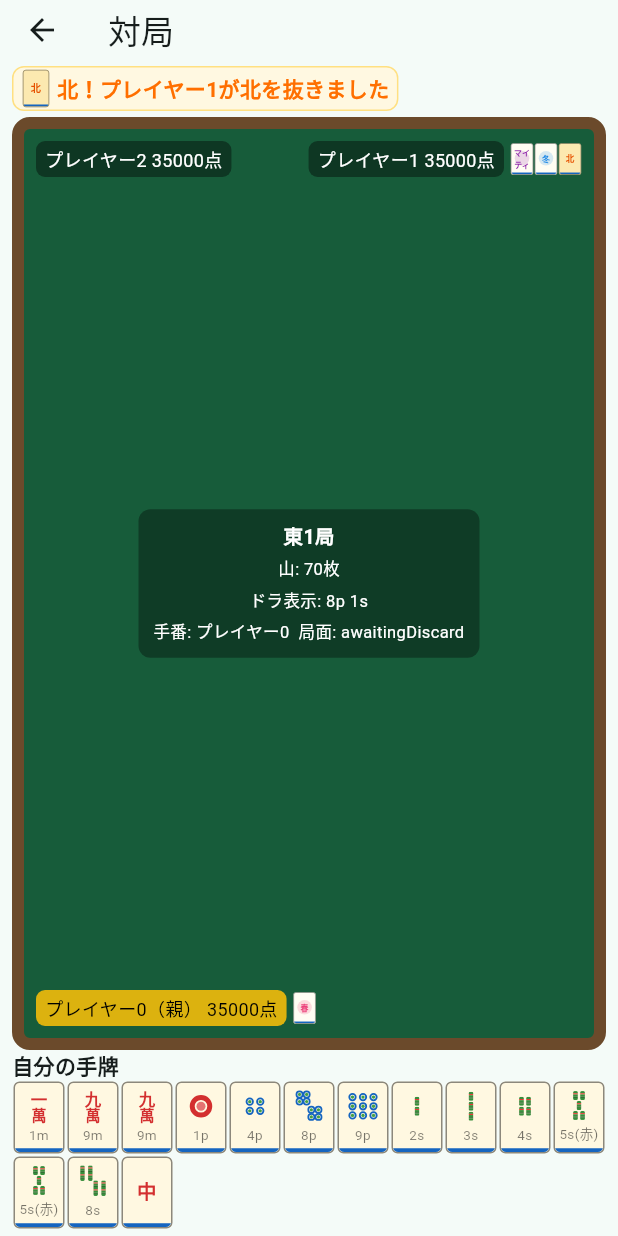
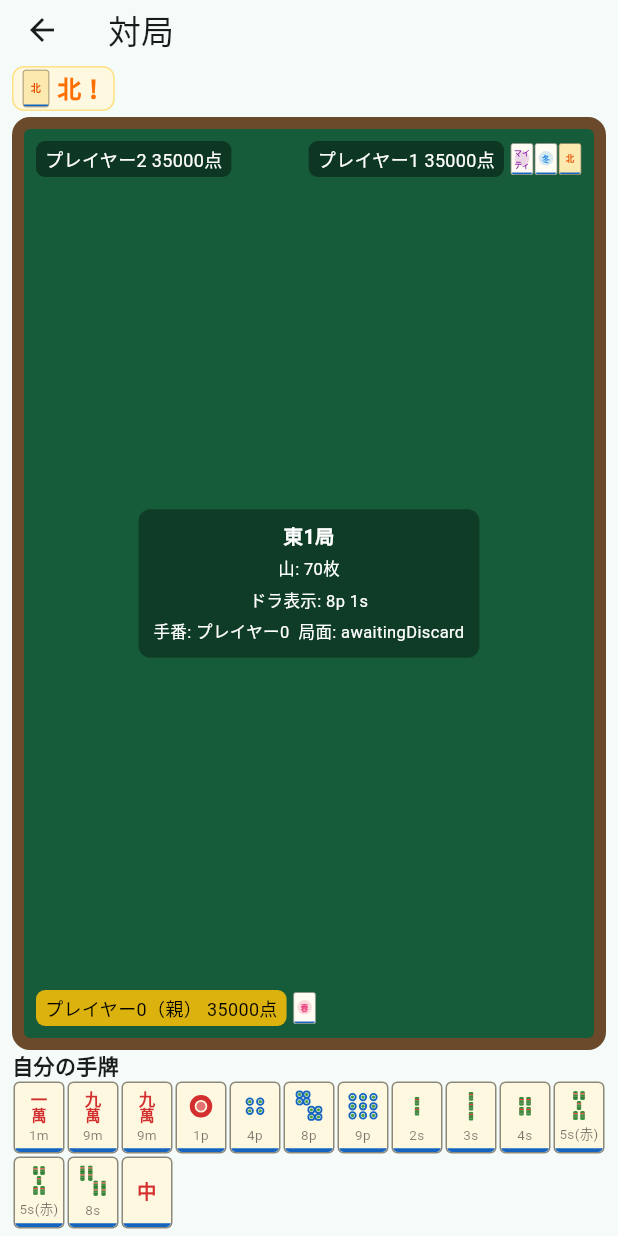
Before and after one commit to MasakiTanimizu/Claudecode-, a Flutter app: the screen it shows after launch, after a tap on "対局開始（動作確認用）", on a phone screen of 412 x 824 dp. Run offline on Flutter 3.47's test engine with Material 3 defaults, Android fonts, the phone set to English and light mode, and no system bars.

Commit message:
fix: 抜き牌リアクションのテキストを「北！」「ハナ！」のみに簡略化
プレイヤー名や牌名を含む長文ではなく、画像参考の通り種別だけを
大きく見せる短いリアクションに変更。

```diff
--- a/apps/mobile/lib/presentation/screens/game_screen.dart
+++ b/apps/mobile/lib/presentation/screens/game_screen.dart
@@ -50,8 +50,9 @@ import '../widgets/tile_view.dart';
 ///
 /// A hana tile being auto-nuku'd, or a kita being nuku'd (viewer or CPU,
 /// deliberate 抜く or the automatic haipai/mid-round sweep alike), shows a
-/// brief pop-in-animated popup naming who and which tile ([_nukiPopups]/
-/// [_trackNuki]) — cleared at the start of the next user action rather
+/// brief pop-in-animated "ハナ！"/"北！" reaction badge next to the tile
+/// itself ([_nukiPopups]/[_trackNuki]) — cleared at the start of the
+/// next user action rather
 /// than on a [Timer], since a real one would leave one pending at test
 /// teardown unless every affected test remembered to flush it; the
 /// entrance animation itself is a [TweenAnimationBuilder], whose ticker is
@@ -764,9 +765,11 @@ class _GameScreenState extends State<GameScreen> {
 /// for a given nuki is a genuinely new widget in the tree on the frame it
 /// first appears, so [TweenAnimationBuilder] restarting its animation from
 /// [State.initState] lines up exactly with "just happened" — no manual
-/// replay trigger needed. Colored and headlined by hana vs kita (ハナ in
-/// pink, 北 in amber) so the category reads at a glance, with the specific
-/// tile (its season, for hana) as the supporting detail.
+/// replay trigger needed. Colored and labeled by hana vs kita (ハナ！ in
+/// pink, 北！ in amber) so the category reads at a glance, with the exact
+/// tile (its season, for hana) shown as a small icon alongside — no
+/// player attribution, since [MahjongTableView]'s seat badges already
+/// place that in context spatially.
 class _NukiPopupBadge extends StatelessWidget {
   final ({int player, Tile tile}) popup;
 
@@ -804,8 +807,8 @@ class _NukiPopupBadge extends StatelessWidget {
               ),
               const SizedBox(width: 4),
               Text(
-                '$kindLabel！プレイヤー${popup.player}が${popup.tile.label}を抜きました',
-                style: TextStyle(fontWeight: FontWeight.bold, color: color.shade900),
+                '$kindLabel！',
+                style: TextStyle(fontWeight: FontWeight.bold, fontSize: 16, color: color.shade900),
               ),
             ],
           ),
```
Also changed, not shown: 1 other file.
